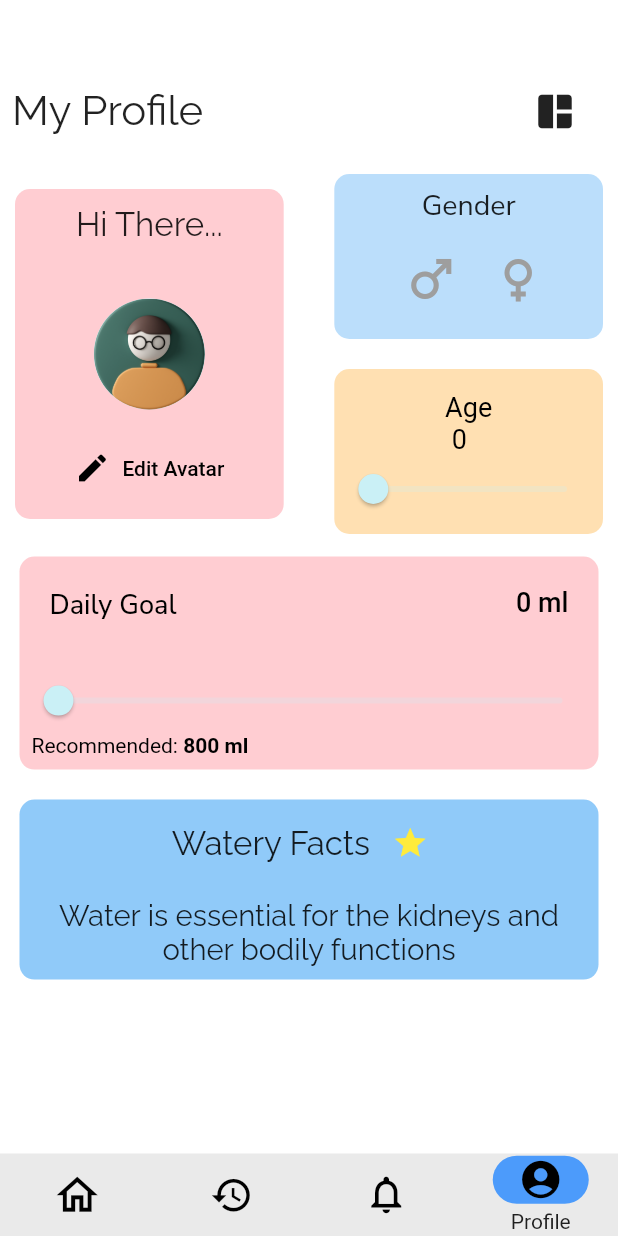
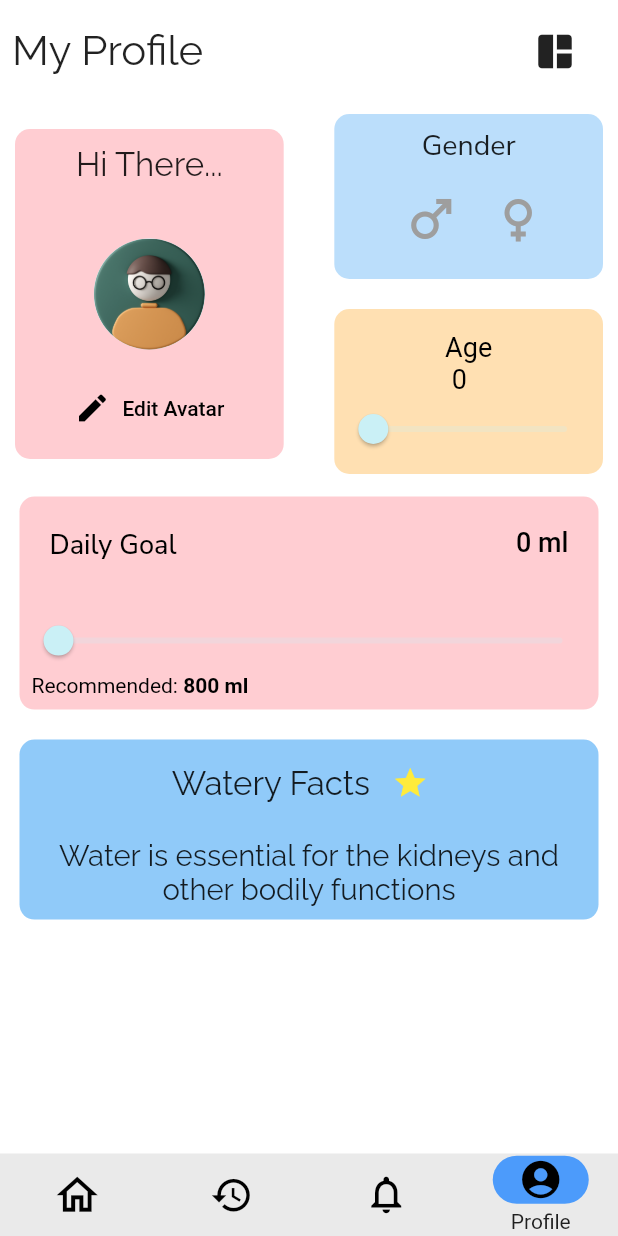
Before and after one commit to Anslem27/Drink-Up, a Flutter app: the screen it shows after launch, item 4 of the bottom bar chosen, on a phone screen of 412 x 824 dp. Run offline on Flutter 3.47's test engine with Material 2 defaults, Android fonts, the light colour scheme and no system bars; our stand-ins replace flutter_local_notifications, flutter_redux, get, get_storage, google_fonts, redux and 3 more; accounts and stored records are empty.

Commit message:
Page fix

```diff
--- a/lib/Models/water/Drink.dart
+++ b/lib/Models/water/Drink.dart
@@ -1,9 +1,6 @@
-import 'package:flutter/material.dart';
-
 abstract class Drink {
   final String name;
   final int amount;
-  //final Image image;
 
   Drink(this.name, this.amount);
 
--- a/lib/managers/database/drink_history.dart
+++ b/lib/managers/database/drink_history.dart
@@ -11,8 +11,6 @@ class DrinkHistoryTable extends DatabaseTable {
     entry.id = map['_id'];
     entry.amount = map['amount'];
     entry.date = map['date'];
-    //entry.image = map["image"];
-
     return entry;
   }
 }
--- a/lib/managers/settings/app_settings_manager.dart
+++ b/lib/managers/settings/app_settings_manager.dart
@@ -74,7 +74,6 @@ class _AppSettingsKeys {
   static const gender = "gender";
   static const age = "age";
   static const dailyGoal = "dailyGoal";
-
   static const notificationsEnabled = "notificationsEnabled";
   static const notificationsFromH = "notificationsFromH";
   static const notificationsFromM = "notificationsFromM";
--- a/lib/navigation.dart
+++ b/lib/navigation.dart
@@ -55,17 +55,15 @@ class _HomePageState extends State<HomePage> with WidgetsBindingObserver {
   Widget build(BuildContext context) {
     final iconThemeColor = Theme.of(context).hoverColor;
     return SafeArea(
-      top: false,
       child: Scaffold(
-        body: Stack(
-          children: <Widget>[
-            Padding(
-              padding: const EdgeInsets.only(top: 40),
-              child: appBody[currentindex],
+        body: appBody[currentindex],
+        bottomNavigationBar: navigationDestinations(context, iconThemeColor),
       ),
-          ],
-        ),
-        bottomNavigationBar: NavigationBarTheme(
+    );
+  }
+
+  navigationDestinations(BuildContext context, Color iconThemeColor) {
+    return NavigationBarTheme(
       data: NavigationBarThemeData(
         indicatorColor: Theme.of(context).primaryColor,
         labelTextStyle: MaterialStateProperty.all(
@@ -146,8 +144,6 @@ class _HomePageState extends State<HomePage> with WidgetsBindingObserver {
           ),
         ],
       ),
-        ),
-      ),
     );
   }
 }
--- a/lib/screens/settings/profile_page.dart
+++ b/lib/screens/settings/profile_page.dart
@@ -38,6 +38,8 @@ class _ProfilePageState extends State<ProfilePage> {
               builder: (context, callback) {
                 return SingleChildScrollView(
                   child: Column(
+                    mainAxisAlignment: MainAxisAlignment.center,
+                    crossAxisAlignment: CrossAxisAlignment.center,
                     children: [
                       userActivity(),
                       Row(
@@ -67,12 +69,9 @@ class _ProfilePageState extends State<ProfilePage> {
         dailyGoalCard(state, callback),
         const SizedBox(height: 10),
         //? Random Water Facts
-        GestureDetector(
-          onTap: () {},
-          child: Padding(
+        Padding(
           padding: const EdgeInsets.all(5),
           child: Container(
-              //height: MediaQuery.of(context).size.height / 3.5,
             width: MediaQuery.of(context).size.width,
             margin: const EdgeInsets.only(left: 8, right: 8),
             decoration: BoxDecoration(
@@ -117,7 +116,6 @@ class _ProfilePageState extends State<ProfilePage> {
                   ),
                 ),
               ],
-              ),
             ),
           ),
         ),
--- a/lib/styles/app_theme.dart
+++ b/lib/styles/app_theme.dart
@@ -1,10 +1,11 @@
 import 'package:flutter/material.dart';
 
-//! Do not alter with these values.
 
 class AppTheme {
   //!private contructor
+
   AppTheme._();
+
   static final ThemeData lightTheme = ThemeData(
     brightness: Brightness.light,
     focusColor: Colors.black,
@@ -15,6 +16,7 @@ class AppTheme {
     hintColor: const Color(0xff0F2576),
     primaryColor: const Color(0xFF4C9BFB),
   );
+
   static final ThemeData darkTheme = ThemeData(
     iconTheme: const IconThemeData(color: Colors.white),
     focusColor: Colors.white,
```
Lines whose indentation alone changed are shown as unchanged.
